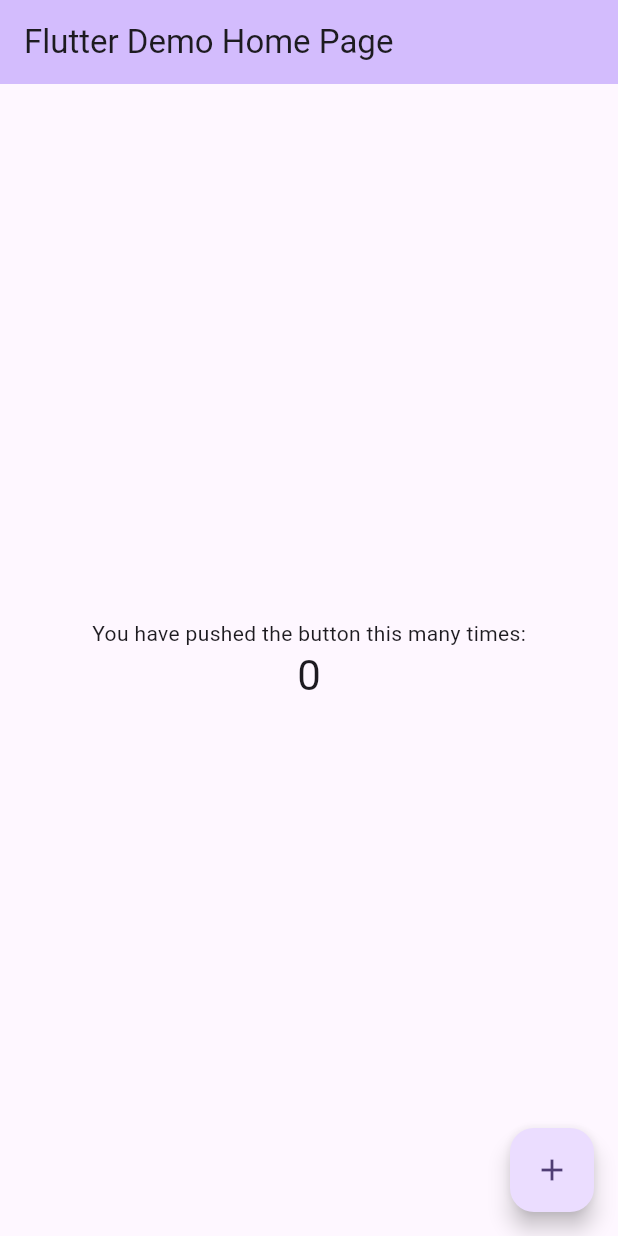
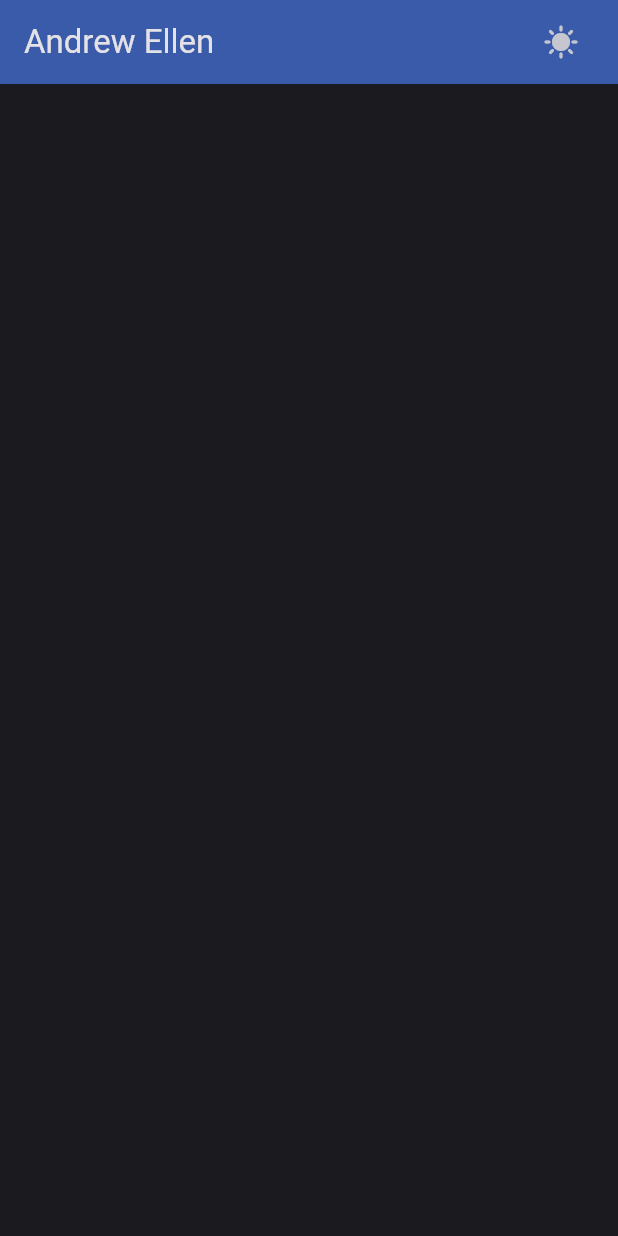
Before and after one commit to AndrewEllen/flutter_portfolio_website, a Flutter app: the screen it shows after launch, on a phone screen of 412 x 824 dp. Run offline on Flutter 3.47's test engine with Material 3 defaults, Android fonts, the phone set to English and light mode, and no system bars.

Commit message:
Added theme change button

```diff
--- a/lib/main.dart
+++ b/lib/main.dart
@@ -1,52 +1,36 @@
 import 'package:flutter/material.dart';
+import 'package:flutter_portfolio_website/providers/theme_provider.dart';
+import 'package:flutter_portfolio_website/theme.dart';
+import 'package:provider/provider.dart';
 
 void main() {
-  runApp(const MyApp());
+  runApp(MultiProvider(
+      providers: [
+        ChangeNotifierProvider(create: (_) => ThemeProvider())
+      ],
+      child: const MyApp(),
+  ),
+  );
 }
 
 class MyApp extends StatelessWidget {
   const MyApp({super.key});
 
-  // This widget is the root of your application.
   @override
   Widget build(BuildContext context) {
     return MaterialApp(
-      title: 'Flutter Demo',
-      theme: ThemeData(
-        // This is the theme of your application.
-        //
-        // TRY THIS: Try running your application with "flutter run". You'll see
-        // the application has a purple toolbar. Then, without quitting the app,
-        // try changing the seedColor in the colorScheme below to Colors.green
-        // and then invoke "hot reload" (save your changes or press the "hot
-        // reload" button in a Flutter-supported IDE, or press "r" if you used
-        // the command line to start the app).
-        //
-        // Notice that the counter didn't reset back to zero; the application
-        // state is not lost during the reload. To reset the state, use hot
-        // restart instead.
-        //
-        // This works for code too, not just values: Most code changes can be
-        // tested with just a hot reload.
-        colorScheme: ColorScheme.fromSeed(seedColor: Colors.deepPurple),
-        useMaterial3: true,
-      ),
-      home: const MyHomePage(title: 'Flutter Demo Home Page'),
+      title: 'Andrew Ellen',
+      debugShowCheckedModeBanner: false,
+      theme: ThemeData(useMaterial3: true, colorScheme: lightColorScheme),
+      darkTheme: ThemeData(useMaterial3: true, colorScheme: darkColorScheme),
+      themeMode: context.watch<ThemeProvider>().themeMode,
+      home: const MyHomePage( title: "Andrew Ellen",),
     );
   }
 }
 
 class MyHomePage extends StatefulWidget {
   const MyHomePage({super.key, required this.title});
-
-  // This widget is the home page of your application. It is stateful, meaning
-  // that it has a State object (defined below) that contains fields that affect
-  // how it looks.
-
-  // This class is the configuration for the state. It holds the values (in this
-  // case the title) provided by the parent (in this case the App widget) and
-  // used by the build method of the State. Fields in a Widget subclass are
-  // always marked "final".
 
   final String title;
 
@@ -59,67 +43,33 @@
 
   void _incrementCounter() {
     setState(() {
-      // This call to setState tells the Flutter framework that something has
-      // changed in this State, which causes it to rerun the build method below
-      // so that the display can reflect the updated values. If we changed
-      // _counter without calling setState(), then the build method would not be
-      // called again, and so nothing would appear to happen.
       _counter++;
     });
   }
 
   @override
   Widget build(BuildContext context) {
-    // This method is rerun every time setState is called, for instance as done
-    // by the _incrementCounter method above.
-    //
-    // The Flutter framework has been optimized to make rerunning build methods
-    // fast, so that you can just rebuild anything that needs updating rather
-    // than having to individually change instances of widgets.
     return Scaffold(
       appBar: AppBar(
-        // TRY THIS: Try changing the color here to a specific color (to
-        // Colors.amber, perhaps?) and trigger a hot reload to see the AppBar
-        // change color while the other colors stay the same.
+        actions: [
+          Padding(
+            padding: const EdgeInsets.only(right: 14.0),
+            child: IconButton(
+              onPressed: () => context.read<ThemeProvider>().changeThemeMode(),
+              icon: Icon(
+                Icons.sunny
+              ),
+            ),
+          )
+        ],
         backgroundColor: Theme.of(context).colorScheme.inversePrimary,
-        // Here we take the value from the MyHomePage object that was created by
-        // the App.build method, and use it to set our appbar title.
         title: Text(widget.title),
       ),
       body: Center(
-        // Center is a layout widget. It takes a single child and positions it
-        // in the middle of the parent.
-        child: Column(
-          // Column is also a layout widget. It takes a list of children and
-          // arranges them vertically. By default, it sizes itself to fit its
-          // children horizontally, and tries to be as tall as its parent.
-          //
-          // Column has various properties to control how it sizes itself and
-          // how it positions its children. Here we use mainAxisAlignment to
-          // center the children vertically; the main axis here is the vertical
-          // axis because Columns are vertical (the cross axis would be
-          // horizontal).
-          //
-          // TRY THIS: Invoke "debug painting" (choose the "Toggle Debug Paint"
-          // action in the IDE, or press "p" in the console), to see the
-          // wireframe for each widget.
-          mainAxisAlignment: MainAxisAlignment.center,
-          children: <Widget>[
-            const Text(
-              'You have pushed the button this many times:',
-            ),
-            Text(
-              '$_counter',
-              style: Theme.of(context).textTheme.headlineMedium,
-            ),
-          ],
-        ),
+
+
+
       ),
-      floatingActionButton: FloatingActionButton(
-        onPressed: _incrementCounter,
-        tooltip: 'Increment',
-        child: const Icon(Icons.add),
-      ), // This trailing comma makes auto-formatting nicer for build methods.
     );
   }
 }
--- /dev/null
+++ b/lib/providers/theme_provider.dart
@@ -0,0 +1,23 @@
+
+import 'package:flutter/cupertino.dart';
+import 'package:flutter/material.dart';
+
+class ThemeProvider with ChangeNotifier {
+
+  late ThemeMode _themeMode = ThemeMode.dark;
+
+  ThemeMode get themeMode => _themeMode;
+
+  void changeThemeMode() {
+
+    if (_themeMode == ThemeMode.dark) {
+      _themeMode = ThemeMode.light;
+    } else {
+      _themeMode = ThemeMode.dark;
+    }
+
+   notifyListeners();
+
+  }
+
+}
--- /dev/null
+++ b/lib/theme.dart
@@ -0,0 +1,69 @@
+import 'package:flutter/material.dart';
+
+const lightColorScheme = ColorScheme(
+  brightness: Brightness.light,
+  primary: Color(0xFF395BA9),
+  onPrimary: Color(0xFFFFFFFF),
+  primaryContainer: Color(0xFFDAE2FF),
+  onPrimaryContainer: Color(0xFF001947),
+  secondary: Color(0xFF00696F),
+  onSecondary: Color(0xFFFFFFFF),
+  secondaryContainer: Color(0xFF72F5FF),
+  onSecondaryContainer: Color(0xFF002022),
+  tertiary: Color(0xFF00687C),
+  onTertiary: Color(0xFFFFFFFF),
+  tertiaryContainer: Color(0xFFB0ECFF),
+  onTertiaryContainer: Color(0xFF001F27),
+  error: Color(0xFFBA1A1A),
+  errorContainer: Color(0xFFFFDAD6),
+  onError: Color(0xFFFFFFFF),
+  onErrorContainer: Color(0xFF410002),
+  background: Color(0xFFFEFBFF),
+  onBackground: Color(0xFF1B1B1F),
+  surface: Color(0xFFFEFBFF),
+  onSurface: Color(0xFF1B1B1F),
+  surfaceVariant: Color(0xFFE1E2EC),
+  onSurfaceVariant: Color(0xFF44464F),
+  outline: Color(0xFF757780),
+  onInverseSurface: Color(0xFFF2F0F4),
+  inverseSurface: Color(0xFF303034),
+  inversePrimary: Color(0xFFB1C5FF),
+  shadow: Color(0xFF000000),
+  surfaceTint: Color(0xFF395BA9),
+  outlineVariant: Color(0xFFC5C6D0),
+  scrim: Color(0xFF000000),
+);
+
+const darkColorScheme = ColorScheme(
+  brightness: Brightness.dark,
+  primary: Color(0xFFB1C5FF),
+  onPrimary: Color(0xFF002C71),
+  primaryContainer: Color(0xFF1D438F),
+  onPrimaryContainer: Color(0xFFDAE2FF),
+  secondary: Color(0xFF41DAE4),
+  onSecondary: Color(0xFF00373A),
+  secondaryContainer: Color(0xFF004F54),
+  onSecondaryContainer: Color(0xFF72F5FF),
+  tertiary: Color(0xFF57D6F6),
+  onTertiary: Color(0xFF003641),
+  tertiaryContainer: Color(0xFF004E5E),
+  onTertiaryContainer: Color(0xFFB0ECFF),
+  error: Color(0xFFFFB4AB),
+  errorContainer: Color(0xFF93000A),
+  onError: Color(0xFF690005),
+  onErrorContainer: Color(0xFFFFDAD6),
+  background: Color(0xFF1B1B1F),
+  onBackground: Color(0xFFE4E2E6),
+  surface: Color(0xFF1B1B1F),
+  onSurface: Color(0xFFE4E2E6),
+  surfaceVariant: Color(0xFF44464F),
+  onSurfaceVariant: Color(0xFFC5C6D0),
+  outline: Color(0xFF8F9099),
+  onInverseSurface: Color(0xFF1B1B1F),
+  inverseSurface: Color(0xFFE4E2E6),
+  inversePrimary: Color(0xFF395BA9),
+  shadow: Color(0xFF000000),
+  surfaceTint: Color(0xFFB1C5FF),
+  outlineVariant: Color(0xFF44464F),
+  scrim: Color(0xFF000000),
+);
--- a/pubspec.yaml
+++ b/pubspec.yaml
@@ -30,7 +30,7 @@ environment:
 dependencies:
   flutter:
     sdk: flutter
-
+  provider: ^6.1.2
 
   # The following adds the Cupertino Icons font to your application.
   # Use with the CupertinoIcons class for iOS style icons.
```
Also changed, not shown: pubspec.lock.
